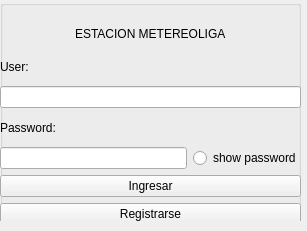
This is Interfaz_Grafica/Meteo/autenticacion.ui in JuanOspinaECI/Project as Qt 5 draws it before an edit. The edited form follows.
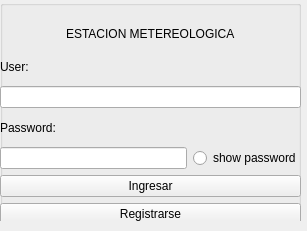
This is the edited form.

```diff
--- a/Interfaz_Grafica/Meteo/autenticacion.ui
+++ b/Interfaz_Grafica/Meteo/autenticacion.ui
@@ -56,7 +56,7 @@
        <item>
         <widget class="QLabel" name="label">
          <property name="text">
-          <string>ESTACION METEREOLIGA</string>
+          <string>ESTACION METEREOLOGICA</string>
          </property>
         </widget>
        </item>
```
